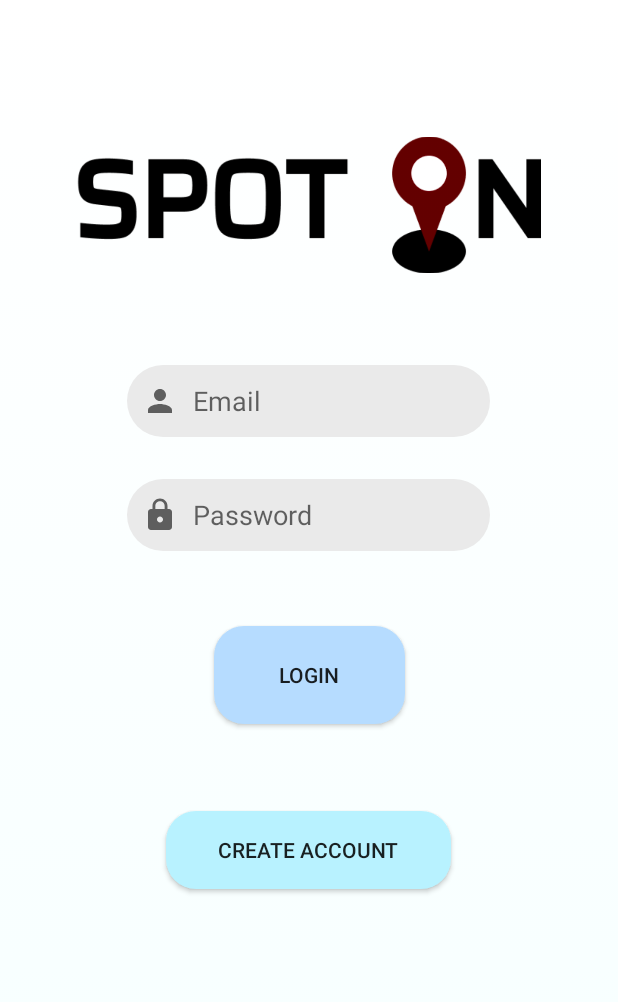
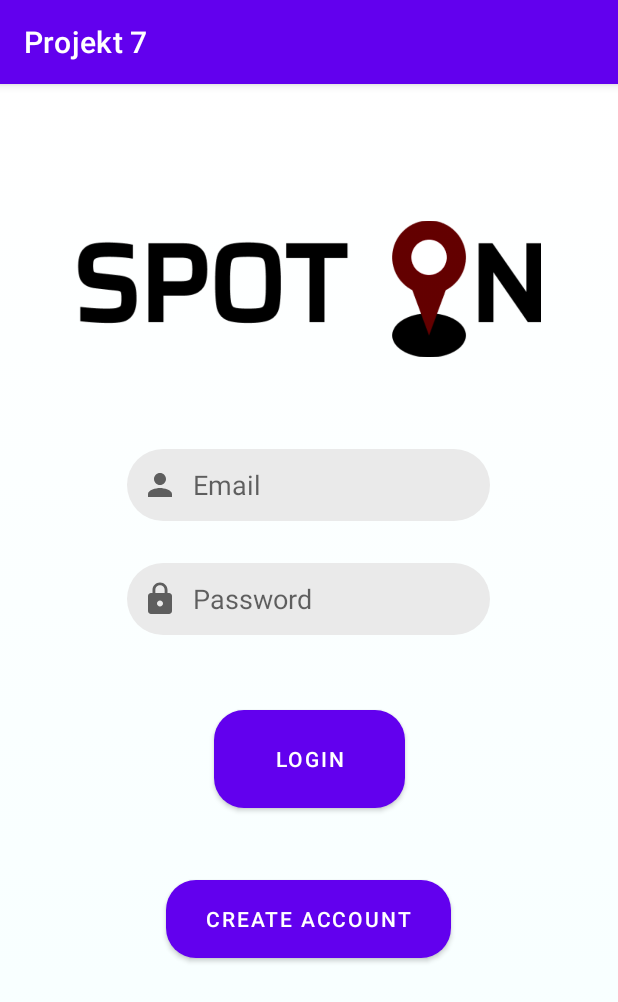
Before and after one commit to tuktukjohansson/projekt7, an Android app: the screen it shows after launch (LoginScreenActivity), on a phone screen of 412 x 824 dp. Shown: the top 1002 px of the screen. Run offline under Robolectric (Android 15) with nearby library versions, the phone set to English and light mode, and no system bars; our stand-ins replace Firebase (no records; nobody signed in at launch, a user with empty details on screens opened directly).

Commit message:
Actionbar is visible now for saving spots on maps. Google Maps seems to work now

```diff
--- a/app/src/debug/res/values/google_maps_api.xml
+++ b/app/src/debug/res/values/google_maps_api.xml
@@ -20,5 +20,5 @@
     Once you have your key (it starts with "AIza"), replace the "google_maps_key"
     string in this file.
     -->
-    <string name="google_maps_key" templateMergeStrategy="preserve" translatable="false">AIzaSyBHHmH-0qqcfMRRUXC78mvRHn7WFrmI80Y</string>
+    <string name="google_maps_key" templateMergeStrategy="preserve" translatable="false">AIzaSyCHs6x4ABggCDaAZHM42HMLDwmAx24aLV0</string>
 </resources>
--- a/app/src/main/AndroidManifest.xml
+++ b/app/src/main/AndroidManifest.xml
@@ -30,7 +30,7 @@
         -->
         <meta-data
             android:name="com.google.android.geo.API_KEY"
-            android:value="@string/google_maps_key" />
+            android:value="AIzaSyCHs6x4ABggCDaAZHM42HMLDwmAx24aLV0" />
 
         <activity
             android:name=".CreateMapActivity"
--- a/app/src/main/res/values/strings.xml
+++ b/app/src/main/res/values/strings.xml
@@ -29,4 +29,5 @@
     <string name="title_activity_rumaps">RUMapsActivity</string>
     <string name="title_activity_display_maps">DisplayMapsActivity</string>
     <string name="title_activity_create_map">CreateMapActivity</string>
+    <string name="title_activity_maps_activitygg">MapsActivitygg</string>
 </resources>
--- a/app/src/main/res/values/themes.xml
+++ b/app/src/main/res/values/themes.xml
@@ -1,6 +1,6 @@
 <resources xmlns:tools="http://schemas.android.com/tools">
     <!-- Base application theme. -->
-    <style name="Theme.Projekt7" parent="Theme.AppCompat.Light.NoActionBar">
+    <style name="Theme.Projekt7" parent="Theme.MaterialComponents.DayNight.DarkActionBar">
         <!-- Primary brand color. -->
         <item name="colorPrimary">@color/purple_500</item>
         <item name="colorPrimaryVariant">@color/purple_700</item>
```
